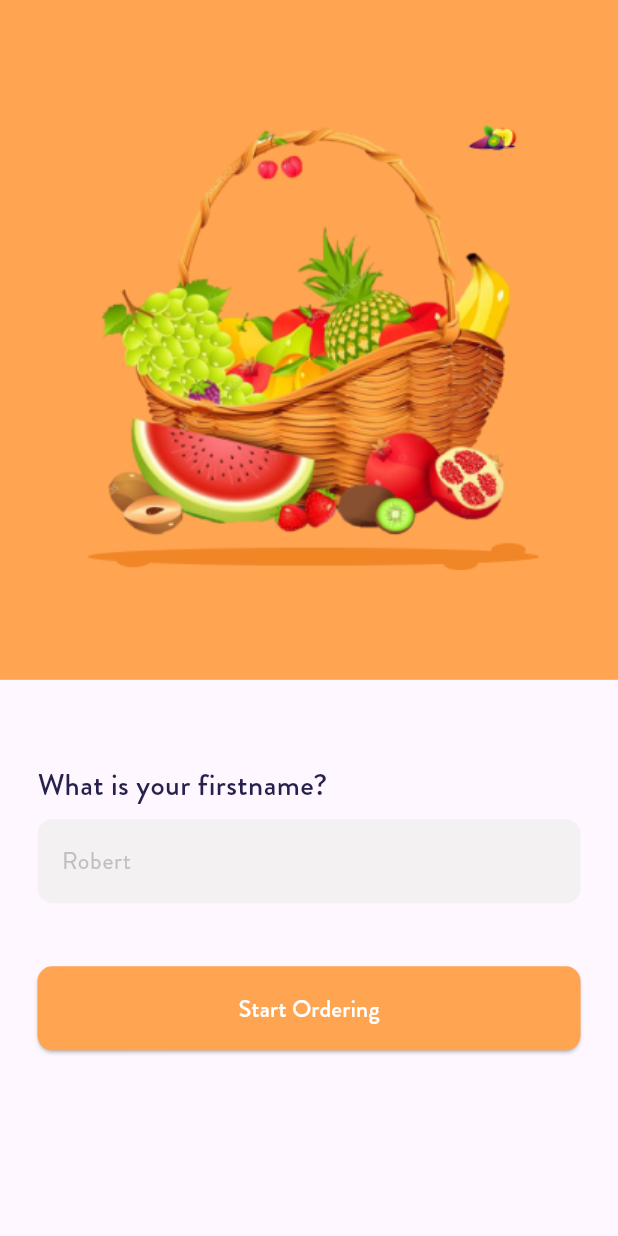
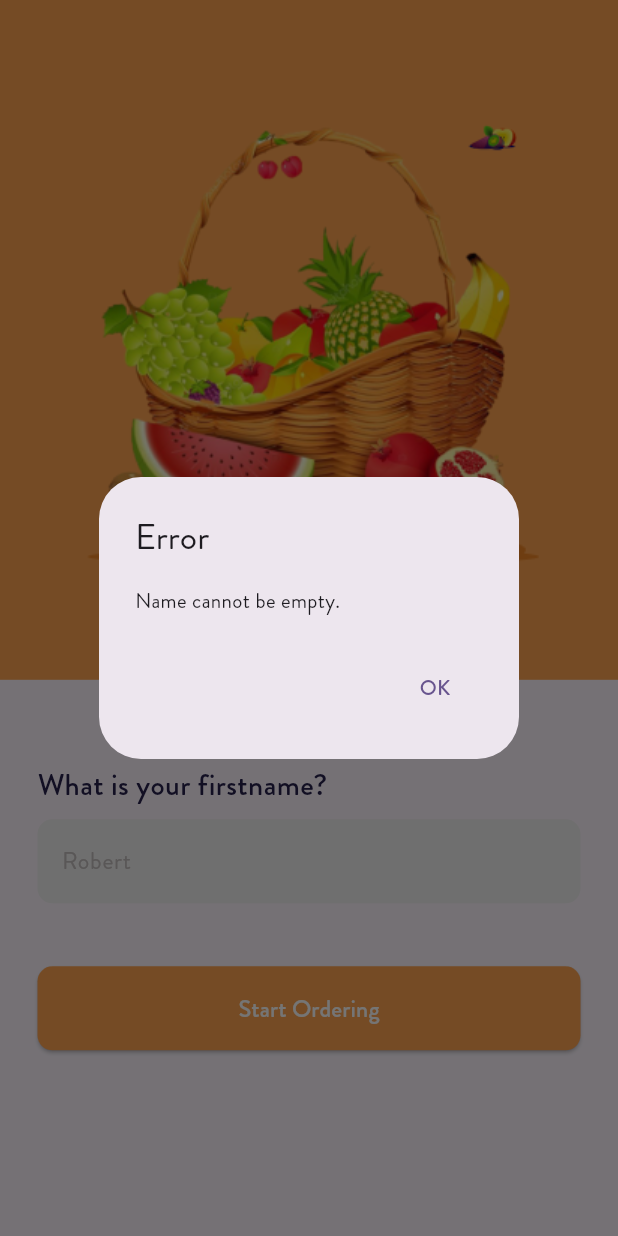
Before and after one commit to ridhoadtyaa/fruit_hub, a Flutter app: the AuthScreen screen opened directly, after a tap on "Start Ordering", on a phone screen of 412 x 824 dp. Run offline on Flutter 3.47's test engine with Material 3 defaults, Android fonts, the phone set to English and light mode, and no system bars; our stand-ins replace flutter_svg, shared_preferences; accounts and stored records are empty.

Commit message:
Implement shared preferences for user name storage and create custom drawer for navigation

```diff
--- a/lib/screens/auth_screen.dart
+++ b/lib/screens/auth_screen.dart
@@ -1,4 +1,6 @@
 import 'package:flutter/material.dart';
+import 'package:fruit_hub/screens/home_screen.dart';
+import 'package:fruit_hub/services/shared_preferences_service.dart';
 import '../widgets/button/button_primary.dart';
 
 class AuthScreen extends StatelessWidget {
@@ -34,8 +36,39 @@ class HeroSection extends StatelessWidget {
   }
 }
 
-class WelcomeContent extends StatelessWidget {
+class WelcomeContent extends StatefulWidget {
   const WelcomeContent({super.key});
+
+  @override
+  // ignore: library_private_types_in_public_api
+  _WelcomeContentState createState() => _WelcomeContentState();
+}
+
+class _WelcomeContentState extends State<WelcomeContent> {
+  final TextEditingController _controller = TextEditingController();
+
+  @override
+  void dispose() {
+    _controller.dispose();
+    super.dispose();
+  }
+
+  @override
+  void initState() {
+    super.initState();
+    _loadName();
+  }
+
+  Future<void> _loadName() async {
+    String? name = await SharedPreferencesService.loadData('name');
+    setState(() {
+      _controller.text = name ?? '';
+    });
+  }
+
+  Future<void> _saveName() async {
+    await SharedPreferencesService.saveData('name', _controller.text);
+  }
 
   @override
   Widget build(BuildContext context) {
@@ -55,8 +88,9 @@ class WelcomeContent extends StatelessWidget {
             ),
           ),
           const SizedBox(height: 8),
-          const TextField(
-            decoration: InputDecoration(
+          TextField(
+            controller: _controller,
+            decoration: const InputDecoration(
               hintText: 'Robert',
               hintStyle: TextStyle(
                 color: Color(0xFFC2BDBD),
@@ -78,7 +112,32 @@ class WelcomeContent extends StatelessWidget {
               child: ButtonPrimary(
                 text: 'Start Ordering',
                 onPressed: () {
-                  print('OK');
+                  if (_controller.text.isEmpty) {
+                    showDialog(
+                      context: context,
+                      builder: (BuildContext context) {
+                        return AlertDialog(
+                          title: const Text('Error'),
+                          content: const Text('Name cannot be empty.'),
+                          actions: <Widget>[
+                            TextButton(
+                              child: const Text('OK'),
+                              onPressed: () {
+                                Navigator.of(context).pop();
+                              },
+                            ),
+                          ],
+                        );
+                      },
+                    );
+                  } else {
+                    _saveName();
+                    _loadName();
+                    Navigator.push(context,
+                        MaterialPageRoute(builder: (context) {
+                      return const HomeScreen();
+                    }));
+                  }
                 },
               ),
             ),
--- /dev/null
+++ b/lib/services/shared_preferences_service.dart
@@ -0,0 +1,13 @@
+import 'package:shared_preferences/shared_preferences.dart';
+
+class SharedPreferencesService {
+  static Future<void> saveData(String key, String value) async {
+    final prefs = await SharedPreferences.getInstance();
+    await prefs.setString(key, value);
+  }
+
+  static Future<String?> loadData(String key) async {
+    final prefs = await SharedPreferences.getInstance();
+    return prefs.getString(key);
+  }
+}
--- a/pubspec.yaml
+++ b/pubspec.yaml
@@ -35,6 +35,8 @@ dependencies:
   # Use with the CupertinoIcons class for iOS style icons.
   cupertino_icons: ^1.0.8
   flutter_native_splash: ^2.4.4
+  shared_preferences: ^2.3.5
+  flutter_svg: ^2.0.16
 
 dev_dependencies:
   flutter_test:
@@ -60,6 +62,7 @@ flutter:
   # To add assets to your application, add an assets section, like this:
   assets:
     - assets/image/
+    - assets/svg/
 
   fonts:
     - family: Brandon_Grotesque
```
Also changed, not shown: lib/screens/home_screen.dart (added, +87 -0 lines), lib/widgets/drawer.dart (added, +48 -0 lines), assets/svg/menu.svg (added), pubspec.lock, 1 other file.
